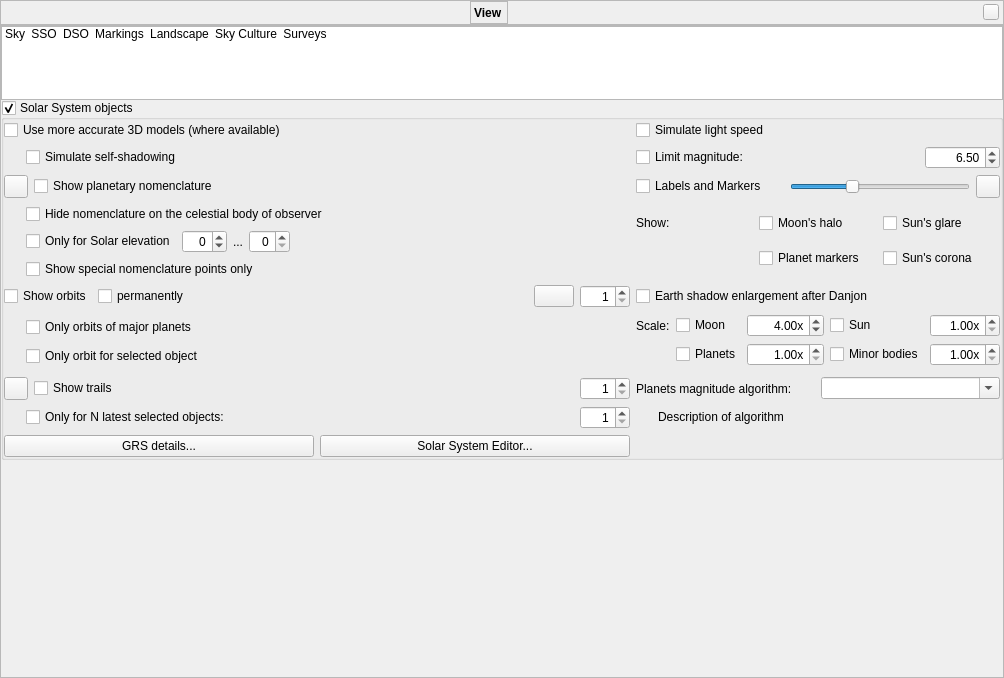
Old version of the form src/gui/viewDialog.ui in the repository Stellarium/stellarium.
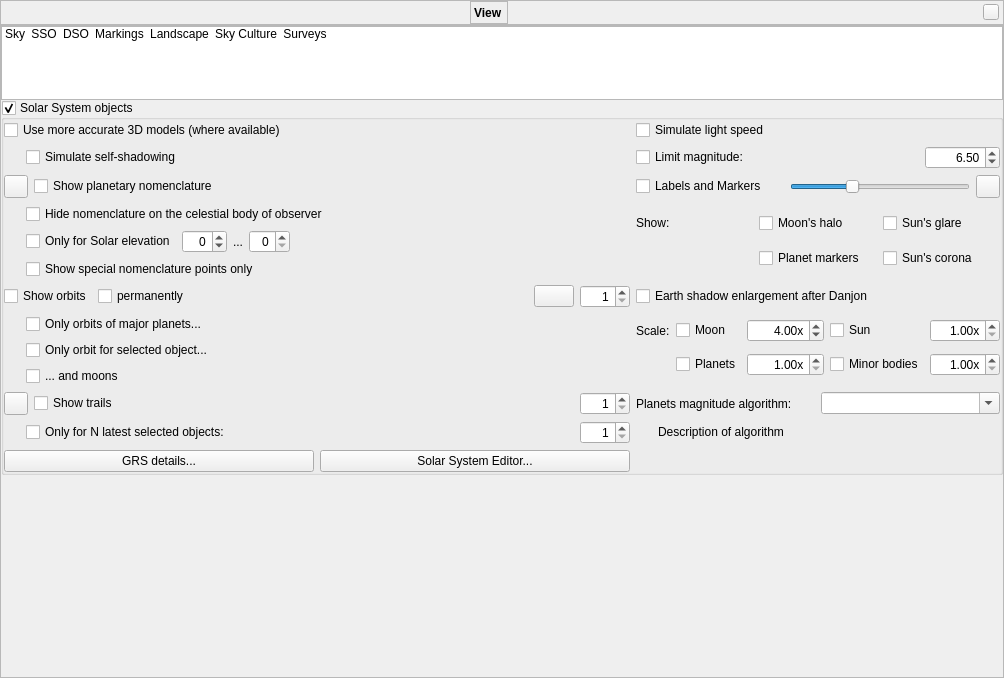
New version of the form. The open tabs and pages were chosen to show the change. Icons and pictures are not drawn. Custom widgets are drawn as their Qt base class.

Commit message: Add option to add or exclude moon orbits for planets/selected objects

The edit to the form file:
```diff
--- a/src/gui/viewDialog.ui
+++ b/src/gui/viewDialog.ui
@@ -1689,7 +1689,7 @@
                   <string>Hide orbits of minor bodies.</string>
                  </property>
                  <property name="text">
-                  <string>Only orbits of major planets</string>
+                  <string>Only orbits of major planets...</string>
                  </property>
                 </widget>
                </item>
@@ -1699,7 +1699,17 @@
                   <string>Activate this option if you want to see orbit for selected planet and its moons.</string>
                  </property>
                  <property name="text">
-                  <string>Only orbit for selected object</string>
+                  <string>Only orbit for selected object...</string>
+                 </property>
+                </widget>
+               </item>
+               <item>
+                <widget class="QCheckBox" name="planetOrbitsMoonCheckBox">
+                 <property name="toolTip">
+                  <string>Also show moons of selected object or planets.</string>
+                 </property>
+                 <property name="text">
+                  <string>... and moons</string>
                  </property>
                 </widget>
                </item>
```
Left out of the diff: 4 changed lines with no effect on the pictures. The commit also changes 4 other files.
